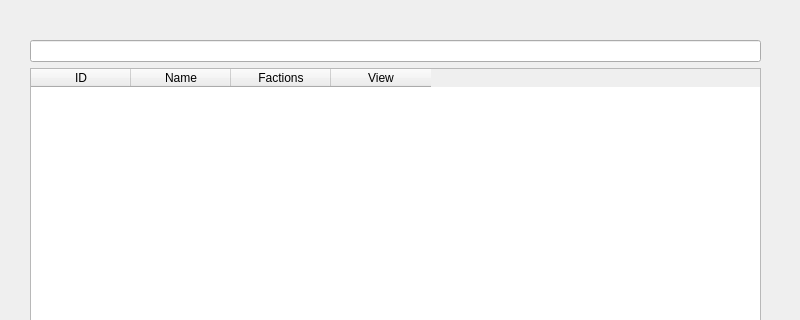
Above: UI/edit_decks.ui from lorenzozulli/SpectraviaTCG before the change; both pictures show x 0 to 800 and y 0 to 320 of the 800 by 600 pixel window. Below: the same form after it.
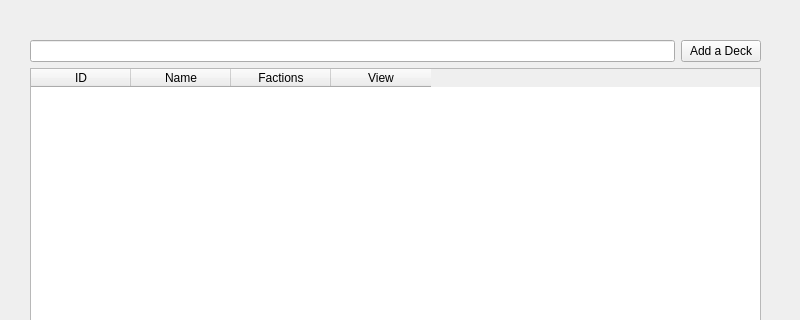
That is the form after the change.

Commit message: Aggiunti sprites, sistemati layout

What changed in the file:
```diff
--- a/UI/edit_decks.ui
+++ b/UI/edit_decks.ui
@@ -13,7 +13,7 @@
   <property name="windowTitle">
    <string>Form</string>
   </property>
-  <widget class="QWidget" name="">
+  <widget class="QWidget" name="layoutWidget">
    <property name="geometry">
     <rect>
      <x>30</x>
@@ -22,11 +22,18 @@
      <height>521</height>
     </rect>
    </property>
-   <layout class="QVBoxLayout" name="verticalLayout">
-    <item>
+   <layout class="QGridLayout" name="gridLayout">
+    <item row="0" column="0">
      <widget class="QLineEdit" name="lineEdit"/>
     </item>
-    <item>
+    <item row="0" column="1">
+     <widget class="QPushButton" name="addDeckButton">
+      <property name="text">
+       <string>Add a Deck</string>
+      </property>
+     </widget>
+    </item>
+    <item row="1" column="0" colspan="2">
      <widget class="QTableWidget" name="tableWidget">
       <column>
        <property name="text">
```
The commit also changes 203 other files.
